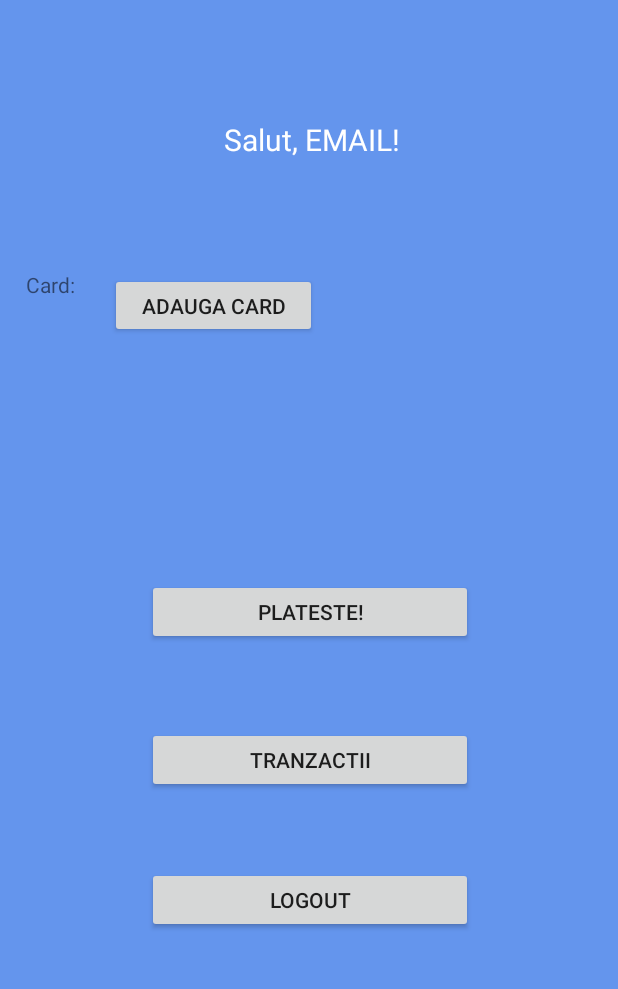
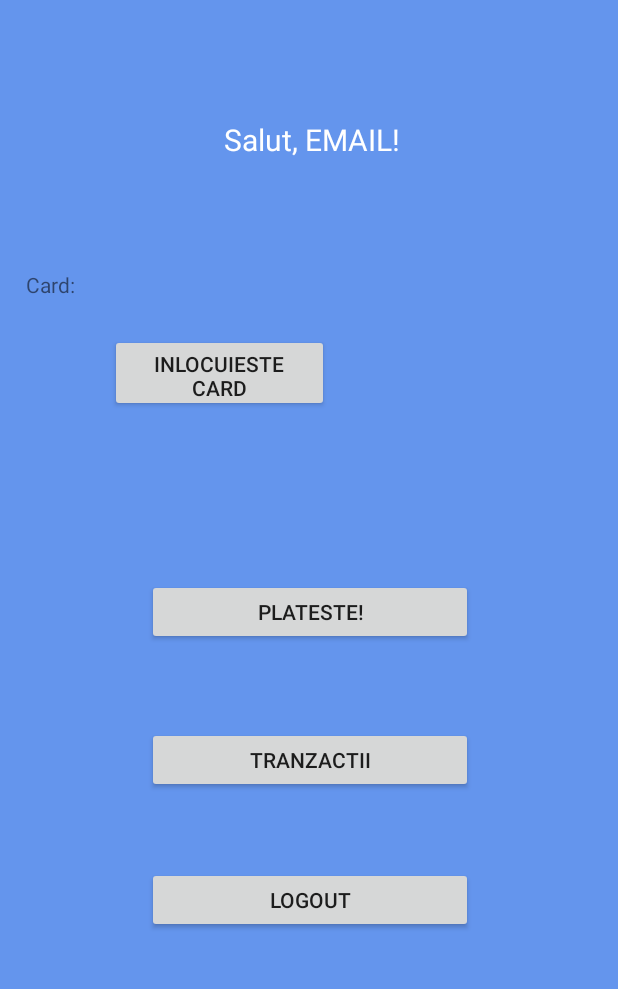
Before and after one commit to laur4444/Hackathon2, an Android app: the layout activity_profile.xml on its own in the app's theme, with its tools: preview values and no code run, on a phone screen of 412 x 824 dp, the part 166-1155 px from its top. Run offline under Robolectric (Android 15) with nearby library versions, the phone set to English and light mode, and no system bars; Roboto replaces fonts that are not available here.

Commit message:
Versiune stabila

```diff
--- a/app/src/main/java/net/ddns/dunno/hackathon/ProfileActivity.java
+++ b/app/src/main/java/net/ddns/dunno/hackathon/ProfileActivity.java
@@ -65,7 +65,7 @@ public class ProfileActivity extends AppCompatActivity implements View.OnClickLi
         goToTransactions = findViewById(R.id.user_ViewTransactions);
 
         FirebaseUser user = firebaseAuth.getCurrentUser();
-        viewUserEmail.setText("Welcome " + user.getEmail().toString());
+        viewUserEmail.setText("Salut, " + user.getEmail().toString() + "!");
         viewCard.setText("Card: ");
 
         //mConditionRef = mRootRef.child("UIDS").child(user.getUid().toString()).child("Referral");
--- a/app/src/main/res/layout/activity_profile.xml
+++ b/app/src/main/res/layout/activity_profile.xml
@@ -76,19 +76,19 @@
 
     <Button
         android:id="@+id/user_AddCard"
-        android:layout_width="138dp"
-        android:layout_height="43dp"
+        android:layout_width="146dp"
+        android:layout_height="52dp"
         android:layout_marginBottom="8dp"
         android:layout_marginEnd="8dp"
         android:layout_marginStart="8dp"
         android:layout_marginTop="8dp"
-        android:text="Adauga card"
+        android:text="Inlocuieste card"
         app:layout_constraintBottom_toBottomOf="parent"
         app:layout_constraintEnd_toEndOf="parent"
-        app:layout_constraintHorizontal_bias="0.252"
+        app:layout_constraintHorizontal_bias="0.261"
         app:layout_constraintStart_toStartOf="parent"
         app:layout_constraintTop_toTopOf="parent"
-        app:layout_constraintVertical_bias="0.372" />
+        app:layout_constraintVertical_bias="0.43" />
 
     <Button
         android:id="@+id/user_ViewTransactions"
--- a/app/src/main/res/values/styles.xml
+++ b/app/src/main/res/values/styles.xml
@@ -25,8 +25,5 @@
         <item name="android:activityCloseExitAnimation">@anim/slide_out_right</item>
     </style>
 
-    <style name="SplashTheme" parent="Theme.AppCompat.Light.NoActionBar" >
-        <item name="android:windowBackground">@drawable/background</item>
-    </style>
 
 </resources>
```
